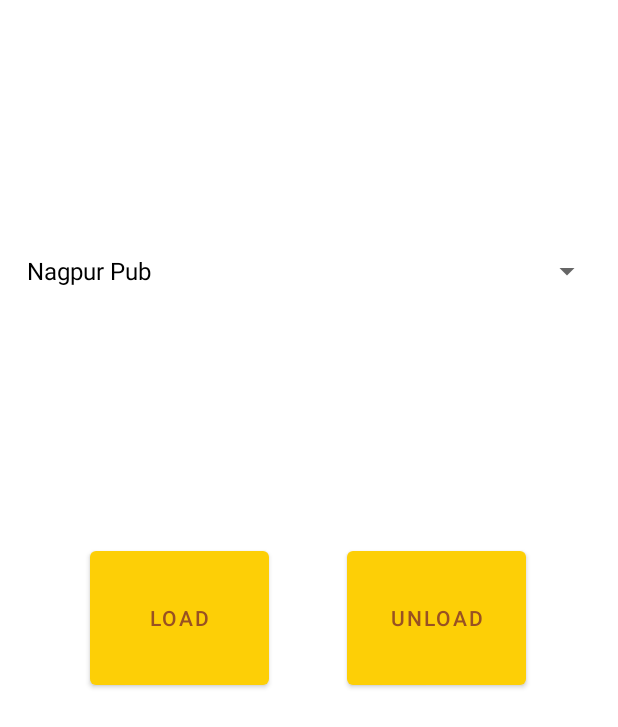
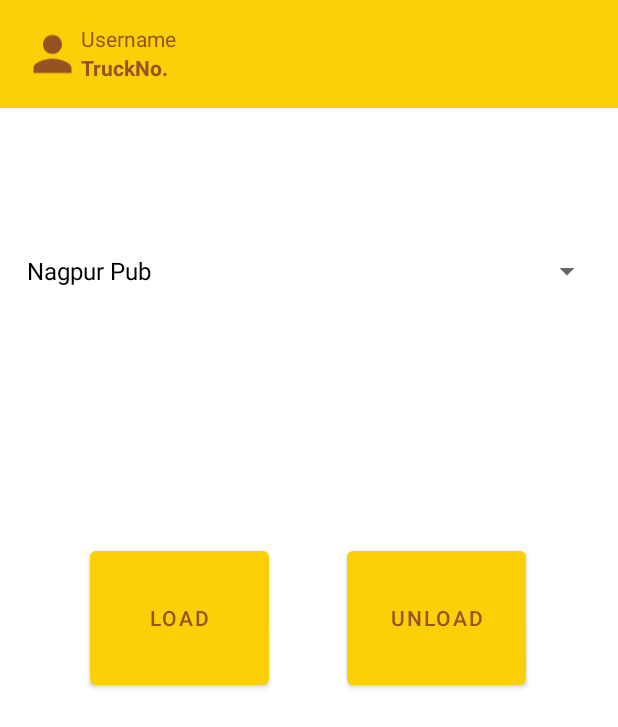
Before and after one commit to DevashishPrasad/BreweryKegTrackAndTrace, an Android app: the LocationAutoManual screen opened directly, with no data from a screen before it, after a tap on "MANUAL LOCATION", on a phone screen of 412 x 824 dp. Shown: the top 727 px of the screen. Run offline under Robolectric (Android 15) with nearby library versions, the phone set to English and light mode, and no system bars; plain views replace SearchableSpinner.

Commit message:
admin vala update

```diff
--- a/app/src/main/java/com/example/brewerykegtrackandtrace/User.java
+++ b/app/src/main/java/com/example/brewerykegtrackandtrace/User.java
@@ -20,6 +20,7 @@ public class User {
     public static String truckno;
     public static String phone;
     public static String location;
+    public static boolean isAdmin;
     public static String loadunload;
     public static String automanual;
     public static String reportpermission;
@@ -29,7 +30,11 @@ public class User {
         // TODO Set live Time
         TextView actionbar_truck = activity.findViewById(R.id.action_bar);
         TextView usernameActionBar = activity.findViewById(R.id.usernameActionbar);
-        actionbar_truck.setText(truckno);
+        if(isAdmin)
+            actionbar_truck.setText("Administrator");
+        else
+            actionbar_truck.setText(truckno);
+
         usernameActionBar.setText(username);
     }
 
--- a/app/src/main/res/layout/activity_auto_location.xml
+++ b/app/src/main/res/layout/activity_auto_location.xml
@@ -5,5 +5,5 @@
     android:layout_width="match_parent"
     android:layout_height="match_parent"
     tools:context=".AutoLocation">
-
+    <include layout="@layout/toolbar"/>
 </androidx.constraintlayout.widget.ConstraintLayout>
--- a/app/src/main/res/layout/activity_load_unload.xml
+++ b/app/src/main/res/layout/activity_load_unload.xml
@@ -5,7 +5,7 @@
     android:layout_width="match_parent"
     android:layout_height="match_parent"
     tools:context=".LoadUnload">
-
+    <include layout="@layout/toolbar"/>
     <com.toptoche.searchablespinnerlibrary.SearchableSpinner
         android:id="@+id/manualLocationSpinnner"
         android:layout_width="match_parent"
--- a/app/src/main/res/layout/activity_tag_scan.xml
+++ b/app/src/main/res/layout/activity_tag_scan.xml
@@ -5,7 +5,7 @@
     android:layout_width="match_parent"
     android:layout_height="match_parent"
     tools:context=".TagScan">
-
+    <include layout="@layout/toolbar"/>
     <TextView
         android:id="@+id/loadunload"
         android:layout_width="wrap_content"
--- a/app/src/main/res/layout/toolbar.xml
+++ b/app/src/main/res/layout/toolbar.xml
@@ -39,5 +39,4 @@
             app:layout_constraintTop_toTopOf="parent" />
 
     </androidx.constraintlayout.widget.ConstraintLayout>
-
 </RelativeLayout>
```
Also changed, not shown: app/src/main/java/com/example/brewerykegtrackandtrace/Login.java (+5 -4 lines).
